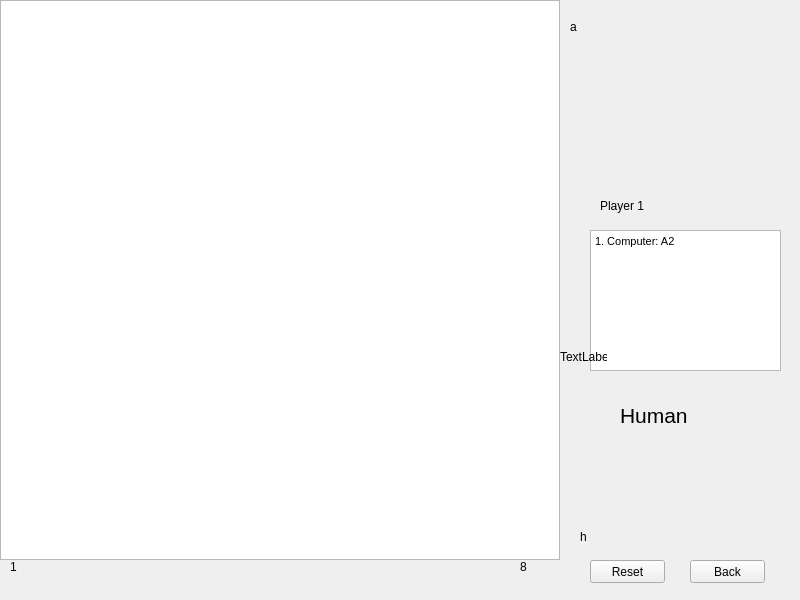
clovenski/isolation-game, file gui/ui/isolationform.ui: the form before one commit.
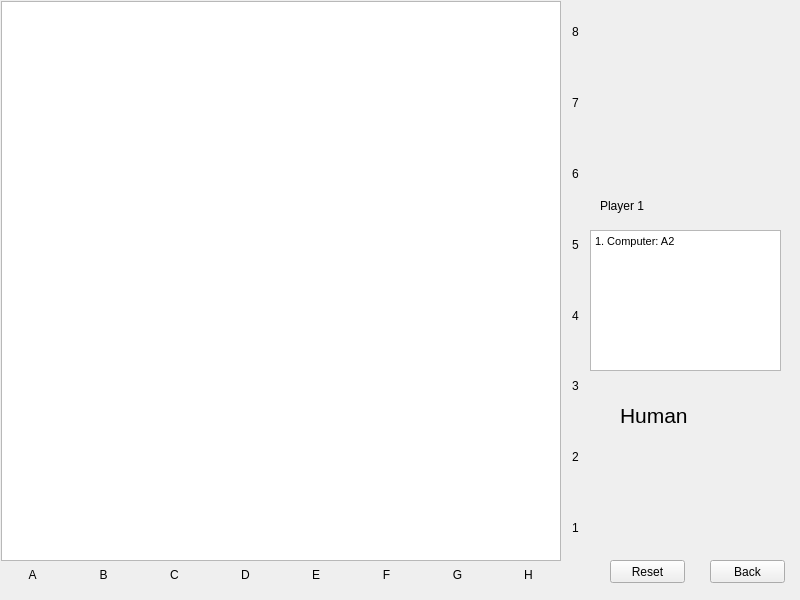
The form after the commit.

Commit message: Added labels according to chess notation in isolationform.ui

Patch:
```diff
--- a/gui/ui/isolationform.ui
+++ b/gui/ui/isolationform.ui
@@ -16,12 +16,18 @@
   <widget class="QGraphicsView" name="graphicsView">
    <property name="geometry">
     <rect>
-     <x>0</x>
-     <y>0</y>
+     <x>1</x>
+     <y>1</y>
      <width>560</width>
      <height>560</height>
     </rect>
    </property>
+   <property name="minimumSize">
+    <size>
+     <width>560</width>
+     <height>560</height>
+    </size>
+   </property>
   </widget>
   <widget class="QLabel" name="label">
    <property name="geometry">
@@ -36,7 +42,7 @@
     <string>Player 1</string>
    </property>
   </widget>
-  <widget class="QLabel" name="label_2">
+  <widget class="QLabel" name="label_player2">
    <property name="geometry">
     <rect>
      <x>620</x>
@@ -54,58 +60,6 @@
     <string>Human</string>
    </property>
   </widget>
-  <widget class="QLabel" name="label_3">
-   <property name="geometry">
-    <rect>
-     <x>10</x>
-     <y>560</y>
-     <width>47</width>
-     <height>13</height>
-    </rect>
-   </property>
-   <property name="text">
-    <string>1</string>
-   </property>
-  </widget>
-  <widget class="QLabel" name="label_4">
-   <property name="geometry">
-    <rect>
-     <x>520</x>
-     <y>560</y>
-     <width>47</width>
-     <height>13</height>
-    </rect>
-   </property>
-   <property name="text">
-    <string>8</string>
-   </property>
-  </widget>
-  <widget class="QLabel" name="label_5">
-   <property name="geometry">
-    <rect>
-     <x>570</x>
-     <y>20</y>
-     <width>47</width>
-     <height>13</height>
-    </rect>
-   </property>
-   <property name="text">
-    <string>a</string>
-   </property>
-  </widget>
-  <widget class="QLabel" name="label_6">
-   <property name="geometry">
-    <rect>
-     <x>580</x>
-     <y>530</y>
-     <width>47</width>
-     <height>13</height>
-    </rect>
-   </property>
-   <property name="text">
-    <string>h</string>
-   </property>
-  </widget>
   <widget class="QTextBrowser" name="turnTextBrowser">
    <property name="geometry">
     <rect>
@@ -126,7 +80,7 @@
   <widget class="QPushButton" name="backButton">
    <property name="geometry">
     <rect>
-     <x>690</x>
+     <x>710</x>
      <y>560</y>
      <width>75</width>
      <height>23</height>
@@ -139,7 +93,7 @@
   <widget class="QPushButton" name="resetButton">
    <property name="geometry">
     <rect>
-     <x>590</x>
+     <x>610</x>
      <y>560</y>
      <width>75</width>
      <height>23</height>
@@ -149,18 +103,141 @@
     <string>Reset</string>
    </property>
   </widget>
-  <widget class="QLabel" name="label_7">
+  <widget class="QWidget" name="horizontalLayoutWidget_2">
+   <property name="geometry">
+    <rect>
+     <x>0</x>
+     <y>560</y>
+     <width>561</width>
+     <height>31</height>
+    </rect>
+   </property>
+   <layout class="QHBoxLayout" name="horizontalLayout_3">
+    <item>
+     <widget class="QLabel" name="label_A">
+      <property name="text">
+       <string>&lt;html&gt;&lt;head/&gt;&lt;body&gt;&lt;p align=&quot;center&quot;&gt;A&lt;/p&gt;&lt;/body&gt;&lt;/html&gt;</string>
+      </property>
+     </widget>
+    </item>
+    <item>
+     <widget class="QLabel" name="label_B">
+      <property name="text">
+       <string>&lt;html&gt;&lt;head/&gt;&lt;body&gt;&lt;p align=&quot;center&quot;&gt;B&lt;/p&gt;&lt;/body&gt;&lt;/html&gt;</string>
+      </property>
+     </widget>
+    </item>
+    <item>
+     <widget class="QLabel" name="label_C">
+      <property name="text">
+       <string>&lt;html&gt;&lt;head/&gt;&lt;body&gt;&lt;p align=&quot;center&quot;&gt;C&lt;/p&gt;&lt;/body&gt;&lt;/html&gt;</string>
+      </property>
+     </widget>
+    </item>
+    <item>
+     <widget class="QLabel" name="label_D">
+      <property name="text">
+       <string>&lt;html&gt;&lt;head/&gt;&lt;body&gt;&lt;p align=&quot;center&quot;&gt;D&lt;/p&gt;&lt;/body&gt;&lt;/html&gt;</string>
+      </property>
+     </widget>
+    </item>
+    <item>
+     <widget class="QLabel" name="label_E">
+      <property name="text">
+       <string>&lt;html&gt;&lt;head/&gt;&lt;body&gt;&lt;p align=&quot;center&quot;&gt;E&lt;/p&gt;&lt;/body&gt;&lt;/html&gt;</string>
+      </property>
+     </widget>
+    </item>
+    <item>
+     <widget class="QLabel" name="label_F">
+      <property name="text">
+       <string>&lt;html&gt;&lt;head/&gt;&lt;body&gt;&lt;p align=&quot;center&quot;&gt;F&lt;/p&gt;&lt;/body&gt;&lt;/html&gt;</string>
+      </property>
+     </widget>
+    </item>
+    <item>
+     <widget class="QLabel" name="label_G">
+      <property name="text">
+       <string>&lt;html&gt;&lt;head/&gt;&lt;body&gt;&lt;p align=&quot;center&quot;&gt;G&lt;/p&gt;&lt;/body&gt;&lt;/html&gt;</string>
+      </property>
+     </widget>
+    </item>
+    <item>
+     <widget class="QLabel" name="label_H">
+      <property name="text">
+       <string>&lt;html&gt;&lt;head/&gt;&lt;body&gt;&lt;p align=&quot;center&quot;&gt;H&lt;/p&gt;&lt;/body&gt;&lt;/html&gt;</string>
+      </property>
+     </widget>
+    </item>
+   </layout>
+  </widget>
+  <widget class="QWidget" name="verticalLayoutWidget">
    <property name="geometry">
     <rect>
      <x>560</x>
-     <y>350</y>
-     <width>47</width>
-     <height>13</height>
+     <y>0</y>
+     <width>31</width>
+     <height>561</height>
     </rect>
    </property>
-   <property name="text">
-    <string>TextLabel</string>
-   </property>
+   <layout class="QVBoxLayout" name="verticalLayout">
+    <item>
+     <widget class="QLabel" name="label_8">
+      <property name="text">
+       <string>&lt;html&gt;&lt;head/&gt;&lt;body&gt;&lt;p align=&quot;center&quot;&gt;8&lt;/p&gt;&lt;/body&gt;&lt;/html&gt;</string>
+      </property>
+     </widget>
+    </item>
+    <item>
+     <widget class="QLabel" name="label_7">
+      <property name="text">
+       <string>&lt;html&gt;&lt;head/&gt;&lt;body&gt;&lt;p align=&quot;center&quot;&gt;7&lt;/p&gt;&lt;/body&gt;&lt;/html&gt;</string>
+      </property>
+     </widget>
+    </item>
+    <item>
+     <widget class="QLabel" name="label_6">
+      <property name="text">
+       <string>&lt;html&gt;&lt;head/&gt;&lt;body&gt;&lt;p align=&quot;center&quot;&gt;6&lt;/p&gt;&lt;/body&gt;&lt;/html&gt;</string>
+      </property>
+     </widget>
+    </item>
+    <item>
+     <widget class="QLabel" name="label_5">
+      <property name="text">
+       <string>&lt;html&gt;&lt;head/&gt;&lt;body&gt;&lt;p align=&quot;center&quot;&gt;5&lt;/p&gt;&lt;/body&gt;&lt;/html&gt;</string>
+      </property>
+     </widget>
+    </item>
+    <item>
+     <widget class="QLabel" name="label_4">
+      <property name="text">
+       <string>&lt;html&gt;&lt;head/&gt;&lt;body&gt;&lt;p align=&quot;center&quot;&gt;4&lt;/p&gt;&lt;/body&gt;&lt;/html&gt;</string>
+      </property>
+     </widget>
+    </item>
+    <item>
+     <widget class="QLabel" name="label_3">
+      <property name="text">
+       <string>&lt;html&gt;&lt;head/&gt;&lt;body&gt;&lt;p align=&quot;center&quot;&gt;3&lt;/p&gt;&lt;/body&gt;&lt;/html&gt;</string>
+      </property>
+     </widget>
+    </item>
+    <item>
+     <widget class="QLabel" name="label_2">
+      <property name="text">
+       <string>&lt;html&gt;&lt;head/&gt;&lt;body&gt;&lt;p align=&quot;center&quot;&gt;2&lt;/p&gt;&lt;/body&gt;&lt;/html&gt;</string>
+      </property>
+     </widget>
+    </item>
+    <item>
+     <widget class="QLabel" name="label_1">
+      <property name="text">
+       <string>&lt;html&gt;&lt;head/&gt;&lt;body&gt;&lt;p align=&quot;center&quot;&gt;1&lt;/p&gt;&lt;/body&gt;&lt;/html&gt;</string>
+      </property>
+     </widget>
+    </item>
+   </layout>
   </widget>
  </widget>
  <resources/>
```
Left out of the diff: 2 changed lines with no effect on the pictures. The commit also changes 2 other files.
